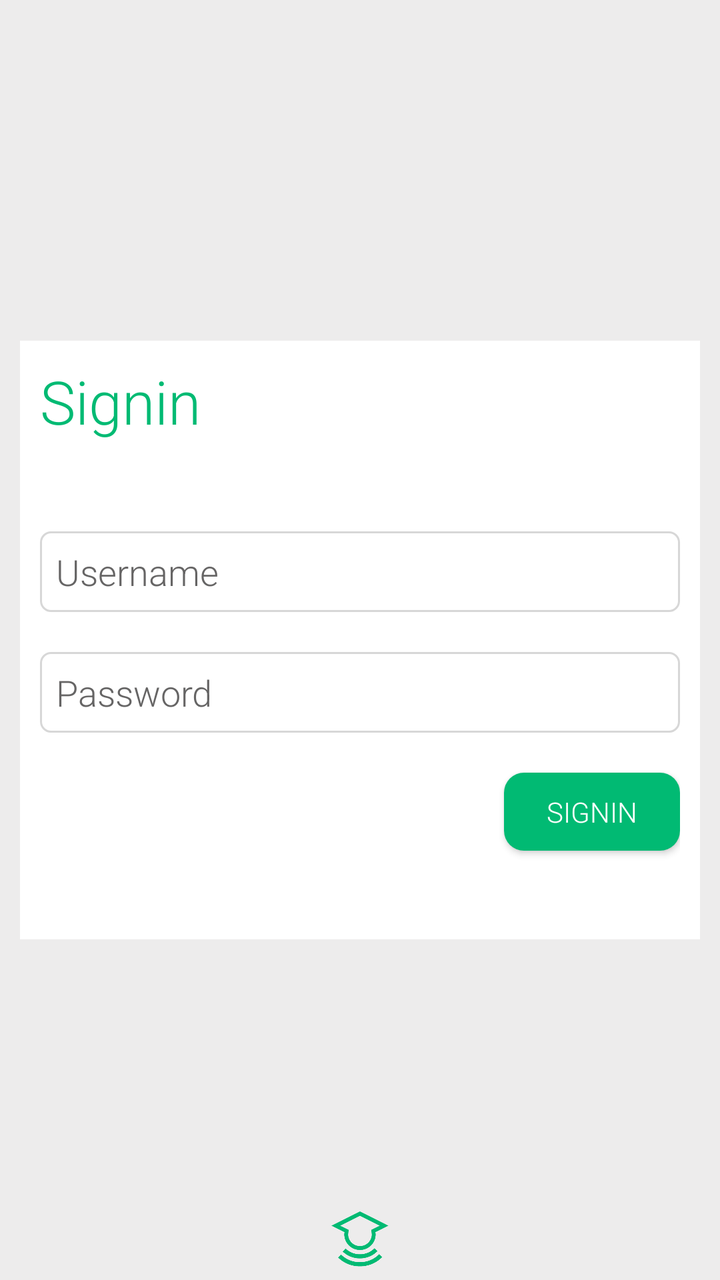
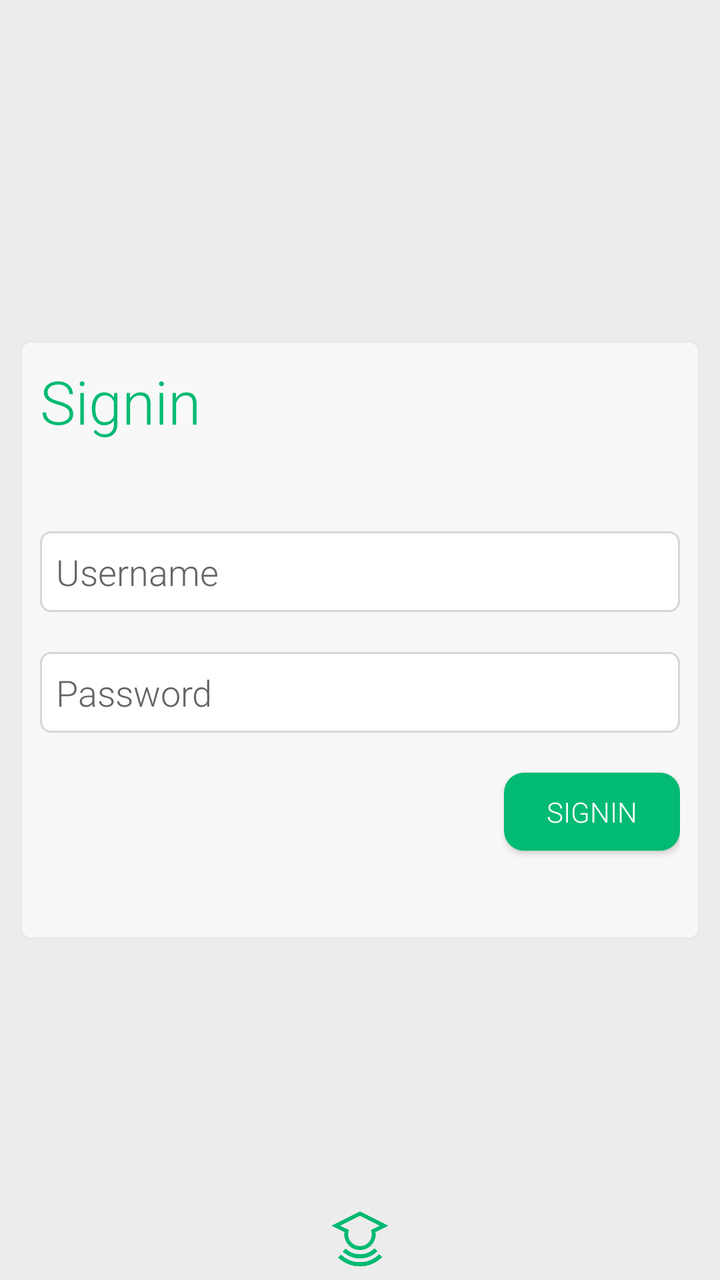

Compare the two renders of this Android layout. The source of the first and the diff that turns it into the second are given below.
<!-- AndroidManifest.xml: application theme Theme.InspectorAppUpdate -->
<!-- res/layout/fragment_signin.xml -->
<?xml version="1.0" encoding="utf-8"?>
<FrameLayout xmlns:android="http://schemas.android.com/apk/res/android"
    xmlns:app="http://schemas.android.com/apk/res-auto"
    xmlns:tools="http://schemas.android.com/tools"
    android:layout_width="match_parent"
    android:layout_height="match_parent"
    tools:context=".ui.fragment.signin.SignInFragment"
    android:background="@color/main_gray_color">

    <RelativeLayout
        android:layout_width="match_parent"
        android:layout_height="wrap_content"
        android:layout_gravity="center_vertical"
        android:padding="@dimen/ten"
        android:layout_margin="@dimen/ten"
        android:background="@color/white">

        <TextView
            android:id="@+id/tv_signin_title"
            android:layout_width="match_parent"
            android:layout_height="wrap_content"
            android:text="@string/signin"
            android:textSize="30sp"
            android:textColor="@color/main_green_color"
            android:layout_alignParentTop="true"
            android:layout_marginBottom="45sp"
            android:fontFamily="sans-serif-light"/>

        <EditText
            android:id="@+id/et_login_username"
            android:layout_width="match_parent"
            android:layout_height="wrap_content"
            android:background="@drawable/edittextstyle"
            android:hint="@string/username"
            android:textColorHint="@color/text_color_hint"
            android:fontFamily="sans-serif-light"
            android:layout_marginBottom="15dp"
            android:textColor="@color/black"
            android:inputType="text"
            android:layout_below="@id/tv_signin_title" />

        <TextView
            android:id="@+id/tv_username_error"
            android:layout_width="wrap_content"
            android:layout_height="wrap_content"
            android:layout_below="@id/et_login_username"
            android:text="@string/missing_value"
            android:textColor="#FF0000"
            android:layout_marginBottom="15sp"
            android:visibility="gone"
            android:fontFamily="sans-serif-light"/>

        <EditText
            android:id="@+id/et_login_password"
            android:layout_width="match_parent"
            android:layout_height="wrap_content"
            android:layout_below="@id/tv_username_error"
            android:background="@drawable/edittextstyle"
            android:hint="@string/password"
            android:textColorHint="@color/text_color_hint"
            android:fontFamily="sans-serif-light"
            android:layout_marginBottom="5dp"
            android:textColor="@color/black"
            android:inputType="textPassword"
            android:layout_marginTop="5dp"/>

        <TextView
            android:id="@+id/tv_password_error"
            android:layout_width="wrap_content"
            android:layout_height="wrap_content"
            android:layout_below="@id/et_login_password"
            android:text="@string/missing_value"
            android:textColor="#FF0000"
            android:layout_marginBottom="10sp"
            android:visibility="gone"
            android:fontFamily="sans-serif-light"/>

        <androidx.appcompat.widget.AppCompatButton
            android:id="@+id/btnsignin"
            android:layout_width="wrap_content"
            android:layout_height="wrap_content"
            android:text="@string/signin"
            android:textColor="@color/white"
            android:background="@drawable/search_transaction_button_background"
            android:fontFamily="sans-serif-light"
            android:layout_below="@id/tv_password_error"
            android:layout_alignParentEnd="true"
            android:layout_marginTop="15dp"
            android:minHeight="39sp"/>

        <TextView
            android:id="@+id/tvprocessing"
            android:layout_width="match_parent"
            android:layout_height="wrap_content"
            android:layout_below="@id/btnsignin"
            android:textColor="@color/footercolor"
            android:textAlignment="center"
            android:layout_marginTop="@dimen/ten"
            android:fontFamily="sans-serif-light"
            android:textSize="@dimen/mainactionfontsize" />
    </RelativeLayout>

    <RelativeLayout
        android:layout_width="match_parent"
        android:layout_height="wrap_content"
        android:layout_gravity="bottom"
        android:padding="5dp"
        android:gravity="center">
        <ImageView
            android:layout_width="30sp"
            android:layout_height="30sp"
            android:src="@drawable/logomarkgreen" />
    </RelativeLayout>

</FrameLayout>
<!-- resources referenced by this layout -->
<resources>
  <color name="black">#FF000000</color>
  <color name="footercolor">#FF5722</color>
  <color name="main_gray_color">#EDECEC</color>
  <color name="main_green_color">#01ba73</color>
  <color name="text_color_hint">#666565</color>
  <color name="white">#FFFFFFFF</color>
  <dimen name="mainactionfontsize">18sp</dimen>
  <dimen name="ten">10dp</dimen>
  <!-- drawable edittextstyle (drawable) -->
  <?xml version="1.0" encoding="utf-8"?>
  <shape xmlns:android="http://schemas.android.com/apk/res/android">
      <solid
          android:color="@color/white"/>
      <stroke
          android:width="1dp"
          android:color="@color/edit_text_border_color"/>
      <corners
          android:radius="5dp"/>
      <padding
          android:bottom="8dp"
          android:left="8dp"
          android:right="8dp"
          android:top="8dp"/>
  </shape>
  <!-- drawable logomarkgreen: png bitmap (drawable, 4681 bytes) -->
  <!-- drawable search_transaction_button_background (drawable) -->
  <?xml version="1.0" encoding="utf-8"?>
  <shape xmlns:android="http://schemas.android.com/apk/res/android">
      <corners
          android:radius="@dimen/ten"/>
      <solid
          android:color="@color/main_green_color"/>
  </shape>
  <string name="missing_value">Missing value</string>
  <string name="password">Password</string>
  <string name="signin">Signin</string>
  <string name="username">Username</string>
  <style name="Theme.InspectorAppUpdate" parent="android:Theme.Material.Light.NoActionBar" />
  <color name="edit_text_border_color">#D7D7D7</color>
</resources>

<!-- the commit's change to res/layout/fragment_signin.xml (unified diff, before → after) -->
@@ -13,7 +13,7 @@
         android:layout_gravity="center_vertical"
         android:padding="@dimen/ten"
         android:layout_margin="@dimen/ten"
-        android:background="@color/white">
+        android:background="@drawable/custom_card">
 
         <TextView
             android:id="@+id/tv_signin_title"
<!-- resource entries referenced after the edit -->
@@ -8,6 +8,17 @@
   <color name="white">#FFFFFFFF</color>
   <dimen name="mainactionfontsize">18sp</dimen>
   <dimen name="ten">10dp</dimen>
+  <!-- drawable custom_card (drawable) -->
+  <?xml version="1.0" encoding="utf-8"?>
+  <shape xmlns:android="http://schemas.android.com/apk/res/android">
+      <stroke
+          android:color="#E9E9E9"
+          android:width="1sp"/>
+      <solid
+          android:color="#F8F8F8"/>
+      <corners
+          android:radius="5sp"/>
+  </shape>
   <!-- drawable edittextstyle (drawable) -->
   <?xml version="1.0" encoding="utf-8"?>
   <shape xmlns:android="http://schemas.android.com/apk/res/android">
